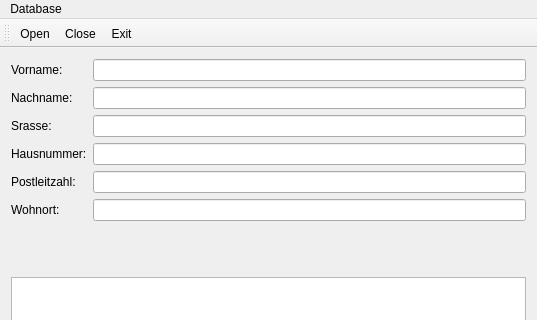
Above: mainwindow.ui from JUNGROL/testQt before the change; both pictures show x 0 to 537 and y 0 to 320 of the 537 by 579 pixel window. Below: the same form after it.
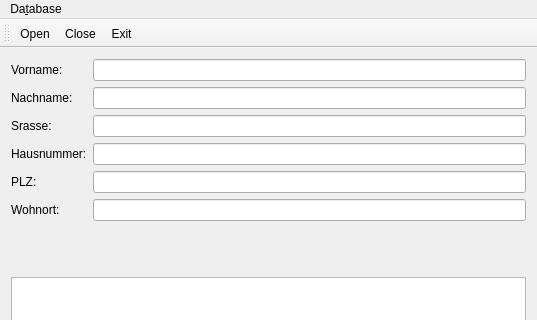
That is the form after the change. Icons and pictures are not drawn.

Commit message:
Postleitzahl in PLZ geändert
falscher git user

```diff
--- a/mainwindow.ui
+++ b/mainwindow.ui
@@ -33,7 +33,7 @@
       <item row="4" column="0">
        <widget class="QLabel" name="m_lblPostleitzahl">
         <property name="text">
-         <string>Postleitzahl:</string>
+         <string>PLZ:</string>
         </property>
        </widget>
       </item>
@@ -177,12 +177,12 @@
      <x>0</x>
      <y>0</y>
      <width>537</width>
-     <height>21</height>
+     <height>30</height>
     </rect>
    </property>
    <widget class="QMenu" name="menuFile">
     <property name="title">
-     <string>Database</string>
+     <string>Da&amp;tabase</string>
     </property>
     <addaction name="actionOpen"/>
     <addaction name="actionClose"/>
```
Left out of the diff: 6 changed lines with no effect on the pictures.
